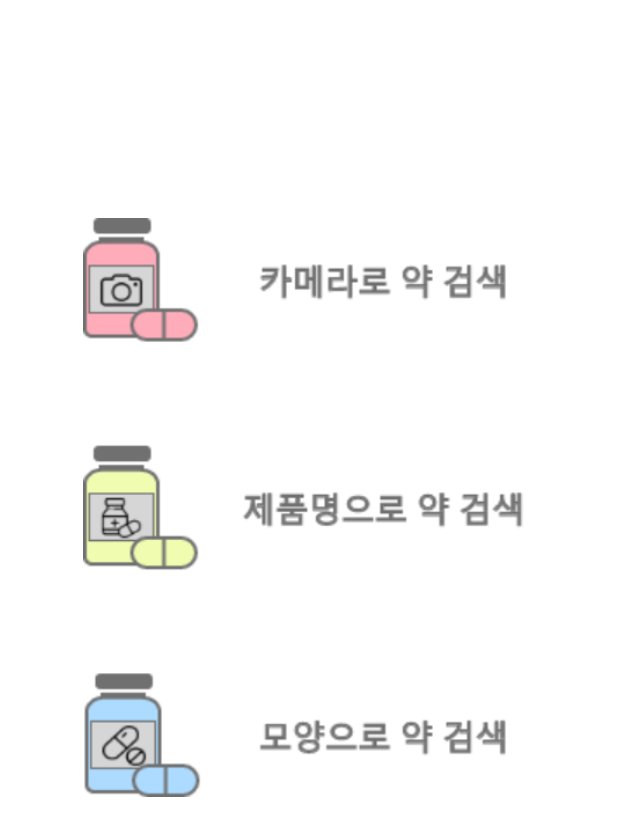
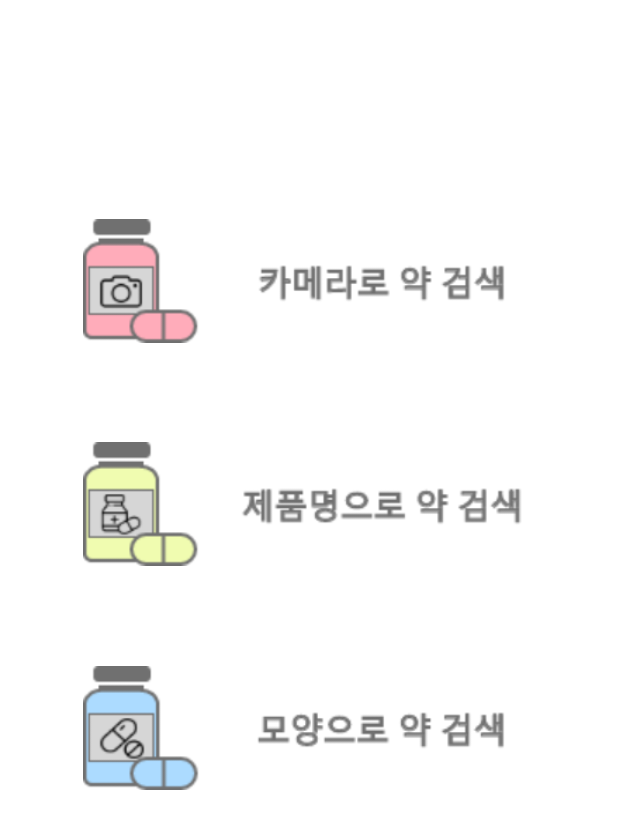
Before and after one commit to Bisu-tjdgus/Promise_App_Software_Project, an Android app: the SearchActivity screen opened directly, with no data from a screen before it, on a phone screen of 412 x 824 dp. Shown: the top 836 px of the screen. Run offline under Robolectric (Android 15) with nearby library versions, the phone set to English and light mode, and no system bars.

Commit message:
.
덜 흐려 보이게 하려고 했는데...

```diff
--- a/PromiseApp/app/src/main/res/layout/searchscreen.xml
+++ b/PromiseApp/app/src/main/res/layout/searchscreen.xml
@@ -13,11 +13,28 @@
         android:layout_height="match_parent">
 
         <ImageView
-            android:id="@+id/search"
-            android:layout_width="match_parent"
-            android:layout_height="386dp"
-            android:layout_marginTop="145dp"
-            android:src="@drawable/search" />
+            android:id="@+id/image_camera"
+            android:layout_width="300dp"
+            android:layout_height="100dp"
+            android:layout_marginTop="137dp"
+            android:layout_marginLeft="55dp"
+            android:src="@drawable/search_camera" />
+
+        <ImageView
+            android:id="@+id/image_name"
+            android:layout_width="300dp"
+            android:layout_height="100dp"
+            android:layout_marginTop="286dp"
+            android:layout_marginLeft="55dp"
+            android:src="@drawable/search_name"/>
+
+        <ImageView
+            android:id="@+id/image_shape"
+            android:layout_width="300dp"
+            android:layout_height="100dp"
+            android:layout_marginTop="435dp"
+            android:layout_marginLeft="55dp"
+            android:src="@drawable/search_shape"/>
 
         <Button
             android:id="@+id/search_camera"
```
Also changed, not shown: PromiseApp/app/src/main/res/drawable-v24/search_camera.png (added), PromiseApp/app/src/main/res/drawable-v24/search_name.png (added), PromiseApp/app/src/main/res/drawable-v24/search_shape.png (added), PromiseApp/app/src/main/res/drawable/camera.png (deleted).
